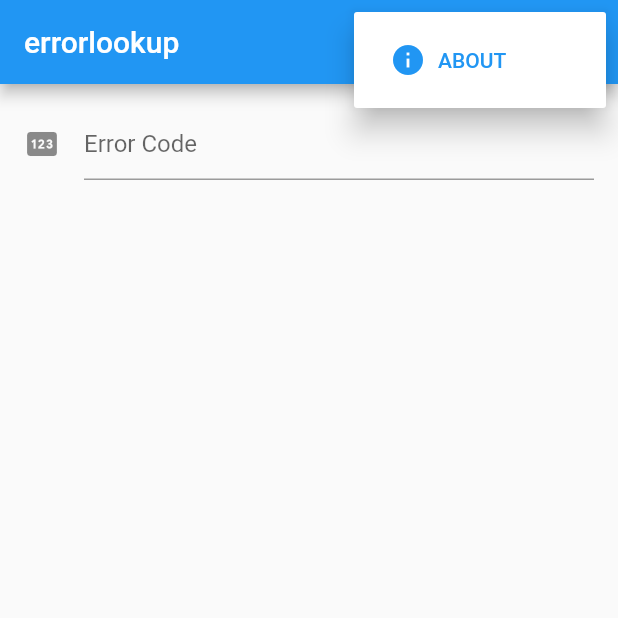
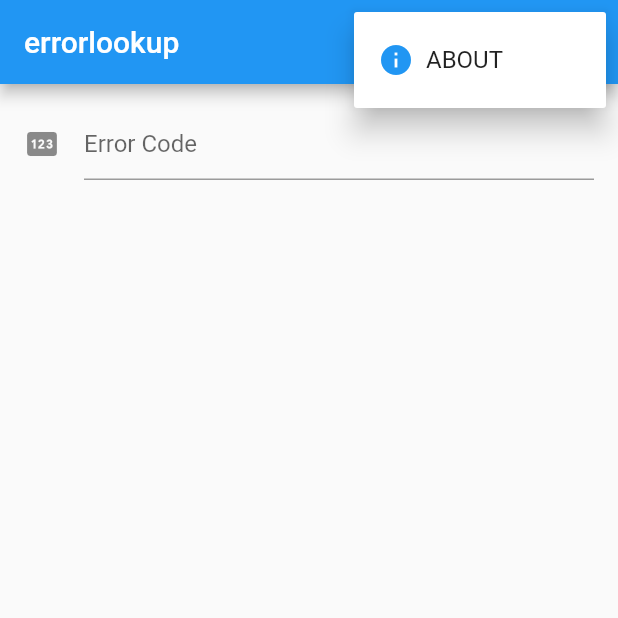
Before and after one commit to CASL0/errorlookup, a Flutter app: the screen it shows after launch, after a tap on the "more vert" icon, on a phone screen of 412 x 824 dp, the top half of it. Run offline on Flutter 3.47's test engine with Material 2 defaults, Android fonts, the phone set to English and light mode, and no system bars; our stand-ins replace expansion_tile_card, flutter_riverpod, freezed_annotation, go_router, package_info_plus.

Commit message:
appBarのアクションの項目のレイアウトを修正

```diff
--- a/lib/core/common/views/top_app_bar.dart
+++ b/lib/core/common/views/top_app_bar.dart
@@ -17,12 +17,18 @@ class TopAppBar extends AppBar {
             return _actions
                 .map((e) => PopupMenuItem(
                       value: e,
-                      child: TextButton.icon(
-                        icon: const Icon(Icons.info),
-                        onPressed: () {
-                          context.pushNamed("about");
-                        },
-                        label: Text(e),
+                      onTap: () => context.pushNamed("about"),
+                      child: Row(
+                        children: [
+                          Icon(
+                            Icons.info,
+                            color: Theme.of(context).primaryColor,
+                          ),
+                          Padding(
+                            padding: const EdgeInsets.only(left: 8),
+                            child: Text(e),
+                          )
+                        ],
                       ),
                     ))
                 .toList();
```
